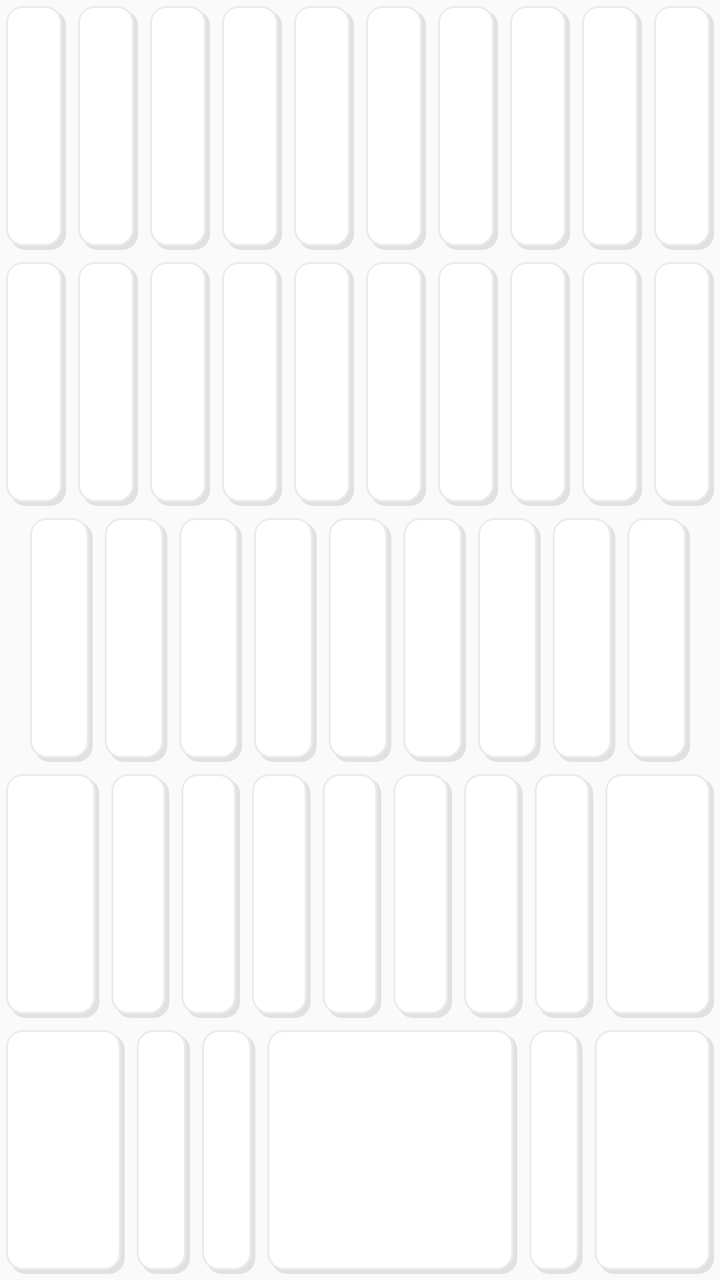
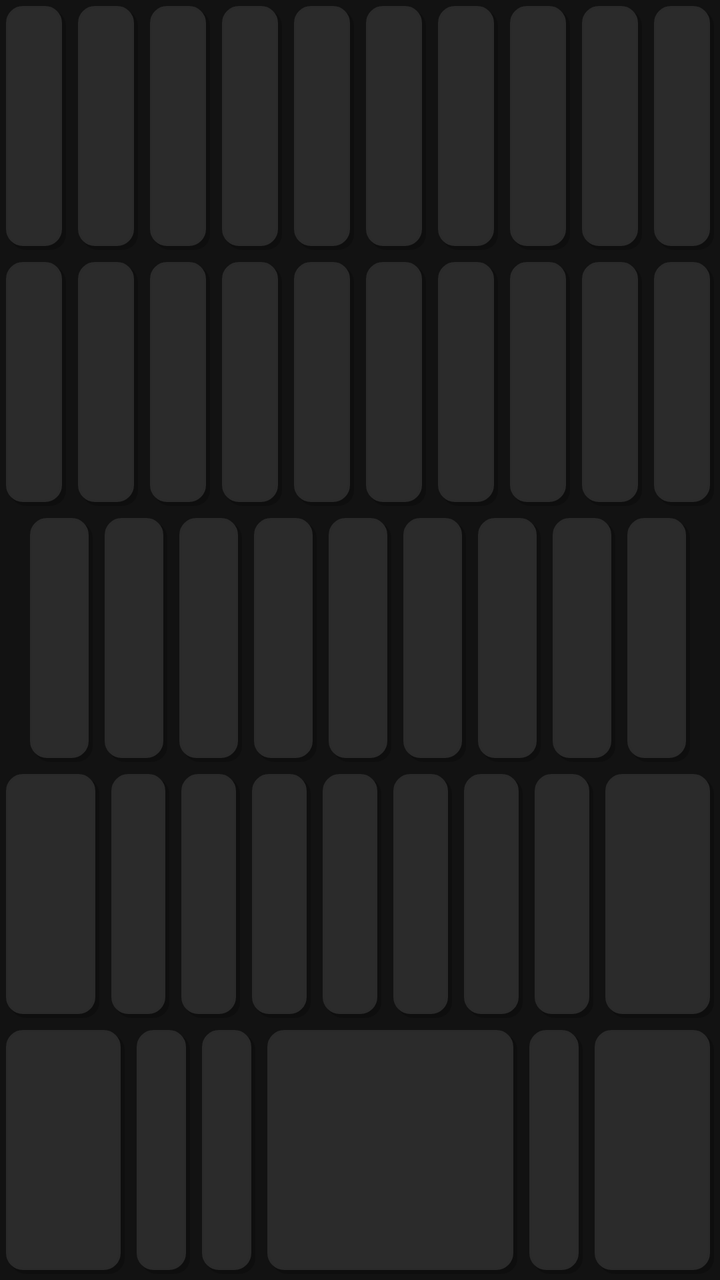

Compare the two renders of this Android layout. The source of the first and the diff that turns it into the second are given below.
<!-- AndroidManifest.xml: application theme Theme.MyApplication -->
<!-- res/layout/keyboard_action.xml -->
<?xml version="1.0" encoding="utf-8"?>
<LinearLayout xmlns:android="http://schemas.android.com/apk/res/android"
              android:orientation="vertical"
              android:layout_width="match_parent"
              android:layout_height="match_parent">
<LinearLayout
        android:id="@+id/numpad_line"
        android:layout_width="match_parent"
        android:layout_height="48dp"
        android:layout_weight="1"
        android:orientation="horizontal">
    <include
            layout="@layout/keyboard_item"
            android:id="@+id/action_key_1"
            android:layout_width="0dp"
            android:layout_height="match_parent"
            android:layout_weight="1">

    </include>
    <include
            layout="@layout/keyboard_item"
            android:id="@+id/action_key_2"
            android:layout_width="0dp"
            android:layout_height="match_parent"
            android:layout_weight="1">

    </include>
    <include
            layout="@layout/keyboard_item"
            android:id="@+id/action_key_3"
            android:layout_width="0dp"
            android:layout_height="match_parent"
            android:layout_weight="1">

    </include>
    <include
            layout="@layout/keyboard_item"
            android:id="@+id/action_key_4"
            android:layout_width="0dp"
            android:layout_height="match_parent"
            android:layout_weight="1">

    </include>
    <include
            layout="@layout/keyboard_item"
            android:id="@+id/action_key_5"
            android:layout_width="0dp"
            android:layout_height="match_parent"
            android:layout_weight="1">

    </include>
    <include
            layout="@layout/keyboard_item"
            android:id="@+id/action_key_6"
            android:layout_width="0dp"
            android:layout_height="match_parent"
            android:layout_weight="1">

    </include>
    <include
            layout="@layout/keyboard_item"
            android:id="@+id/action_key_7"
            android:layout_width="0dp"
            android:layout_height="match_parent"
            android:layout_weight="1">

    </include>
    <include
            layout="@layout/keyboard_item"
            android:id="@+id/action_key_8"
            android:layout_width="0dp"
            android:layout_height="match_parent"
            android:layout_weight="1">

    </include>
    <include
            layout="@layout/keyboard_item"
            android:id="@+id/action_key_9"
            android:layout_width="0dp"
            android:layout_height="match_parent"
            android:layout_weight="1">
    </include>
    <include
            layout="@layout/keyboard_item"
            android:id="@+id/action_key_0"
            android:layout_width="0dp"
            android:layout_height="match_parent"
            android:layout_weight="1">
    </include>
</LinearLayout>
<LinearLayout
        android:id="@+id/first_line"
        android:layout_width="match_parent"
        android:layout_height="48dp"
        android:layout_weight="1"
        android:orientation="horizontal">
    <include
            layout="@layout/keyboard_item"
            android:id="@+id/action_key_q"
            android:layout_width="0dp"
            android:layout_height="match_parent"
            android:layout_weight="1">

    </include>
    <include
            layout="@layout/keyboard_item"
            android:id="@+id/action_key_w"
            android:layout_width="0dp"
            android:layout_height="match_parent"
            android:layout_weight="1">

    </include>
    <include
            layout="@layout/keyboard_item"
            android:id="@+id/action_key_e"
            android:layout_width="0dp"
            android:layout_height="match_parent"
            android:layout_weight="1">

    </include>
    <include
            layout="@layout/keyboard_item"
            android:id="@+id/action_key_r"
            android:layout_width="0dp"
            android:layout_height="match_parent"
            android:layout_weight="1">

    </include>
    <include
            layout="@layout/keyboard_item"
            android:id="@+id/action_key_t"
            android:layout_width="0dp"
            android:layout_height="match_parent"
            android:layout_weight="1">

    </include>
    <include
            layout="@layout/keyboard_item"
            android:id="@+id/action_key_y"
            android:layout_width="0dp"
            android:layout_height="match_parent"
            android:layout_weight="1">

    </include>
    <include
            layout="@layout/keyboard_item"
            android:id="@+id/action_key_u"
            android:layout_width="0dp"
            android:layout_height="match_parent"
            android:layout_weight="1">

    </include>
    <include
            layout="@layout/keyboard_item"
            android:id="@+id/action_key_i"
            android:layout_width="0dp"
            android:layout_height="match_parent"
            android:layout_weight="1">

    </include>
    <include
            layout="@layout/keyboard_item"
            android:id="@+id/action_key_o"
            android:layout_width="0dp"
            android:layout_height="match_parent"
            android:layout_weight="1">

    </include>
    <include
            layout="@layout/keyboard_item"
            android:id="@+id/action_key_p"
            android:layout_width="0dp"
            android:layout_height="match_parent"
            android:layout_weight="1"/>

</LinearLayout>
<LinearLayout
        android:id="@+id/second_line"
        android:layout_width="match_parent"
        android:layout_height="48dp"
        android:layout_weight="1"
        android:paddingLeft="12dp"
        android:paddingRight="12dp"
        android:orientation="horizontal">
    <include
            layout="@layout/keyboard_item"
            android:id="@+id/action_key_a"
            android:layout_width="0dp"
            android:layout_height="match_parent"
            android:layout_weight="1"/>
    <include
            layout="@layout/keyboard_item"
            android:id="@+id/action_key_s"
            android:layout_width="0dp"
            android:layout_height="match_parent"
            android:layout_weight="1"/>
    <include
            layout="@layout/keyboard_item"
            android:id="@+id/action_key_d"
            android:layout_width="0dp"
            android:layout_height="match_parent"
            android:layout_weight="1"/>
    <include
            layout="@layout/keyboard_item"
            android:id="@+id/action_key_f"
            android:layout_width="0dp"
            android:layout_height="match_parent"
            android:layout_weight="1"/>
    <include
            layout="@layout/keyboard_item"
            android:id="@+id/action_key_g"
            android:layout_width="0dp"
            android:layout_height="match_parent"
            android:layout_weight="1"/>
    <include
            layout="@layout/keyboard_item"
            android:id="@+id/action_key_h"
            android:layout_width="0dp"
            android:layout_height="match_parent"
            android:layout_weight="1"/>
    <include
            layout="@layout/keyboard_item"
            android:id="@+id/action_key_j"
            android:layout_width="0dp"
            android:layout_height="match_parent"
            android:layout_weight="1"/>
    <include
            layout="@layout/keyboard_item"
            android:id="@+id/action_key_k"
            android:layout_width="0dp"
            android:layout_height="match_parent"
            android:layout_weight="1"/>
    <include
            layout="@layout/keyboard_item"
            android:id="@+id/action_key_l"
            android:layout_width="0dp"
            android:layout_height="match_parent"
            android:layout_weight="1"/>
</LinearLayout>
<LinearLayout
        android:id="@+id/third_line"
        android:layout_width="match_parent"
        android:layout_height="48dp"
        android:layout_weight="1"
        android:orientation="horizontal">
    <include
            layout="@layout/keyboard_item"
            android:id="@+id/action_key_caps"
            android:layout_width="0dp"
            android:layout_height="match_parent"
            android:layout_weight="1.5"/>
    <include
            layout="@layout/keyboard_item"
            android:id="@+id/action_key_z"
            android:layout_width="0dp"
            android:layout_height="match_parent"
            android:layout_weight="1"/>
    <include
            layout="@layout/keyboard_item"
            android:id="@+id/action_key_x"
            android:layout_width="0dp"
            android:layout_height="match_parent"
            android:layout_weight="1"/>
    <include
            layout="@layout/keyboard_item"
            android:id="@+id/action_key_c"
            android:layout_width="0dp"
            android:layout_height="match_parent"
            android:layout_weight="1"/>
    <include
            layout="@layout/keyboard_item"
            android:id="@+id/action_key_v"
            android:layout_width="0dp"
            android:layout_height="match_parent"
            android:layout_weight="1"/>
    <include
            layout="@layout/keyboard_item"
            android:id="@+id/action_key_b"
            android:layout_width="0dp"
            android:layout_height="match_parent"
            android:layout_weight="1"/>
    <include
            layout="@layout/keyboard_item"
            android:id="@+id/action_key_n"
            android:layout_width="0dp"
            android:layout_height="match_parent"
            android:layout_weight="1"/>
    <include
            layout="@layout/keyboard_item"
            android:id="@+id/action_key_m"
            android:layout_width="0dp"
            android:layout_height="match_parent"
            android:layout_weight="1"/>
    <include
            layout="@layout/keyboard_item"
            android:id="@+id/action_key_del"
            android:layout_width="0dp"
            android:layout_height="match_parent"
            android:layout_weight="1.7"/>
</LinearLayout>
<LinearLayout
        android:id="@+id/fourth_line"
        android:layout_width="match_parent"
        android:layout_height="48dp"
        android:layout_weight="1"
        android:orientation="horizontal">
    <include
            layout="@layout/keyboard_item"
            android:id="@+id/action_key_simbols"
            android:layout_width="0dp"
            android:layout_height="match_parent"
            android:layout_weight="2"/>
    <include
            layout="@layout/keyboard_item"
            android:id="@+id/action_key_mode_change"
            android:layout_width="0dp"
            android:layout_height="match_parent"
            android:layout_weight="1"/>
    <include
            layout="@layout/keyboard_item"
            android:id="@+id/action_key_rest"
            android:layout_width="0dp"
            android:layout_height="match_parent"
            android:layout_weight="1"/>
    <include
            layout="@layout/keyboard_item"
            android:id="@+id/action_key_space"
            android:layout_width="0dp"
            android:layout_height="match_parent"
            android:layout_weight="4"/>
    <include
            layout="@layout/keyboard_item"
            android:id="@+id/action_key_dot"
            android:layout_width="0dp"
            android:layout_height="match_parent"
            android:layout_weight="1"/>
    <include
            layout="@layout/keyboard_item"
            android:id="@+id/action_key_enter"
            android:layout_width="0dp"
            android:layout_height="match_parent"
            android:layout_weight="2"/>
</LinearLayout>

</LinearLayout>
<!-- res/layout/keyboard_item.xml (included above) -->
<?xml version="1.0" encoding="utf-8"?>
<androidx.constraintlayout.widget.ConstraintLayout xmlns:android="http://schemas.android.com/apk/res/android"
                                                   android:layout_width="match_parent"
                                                   android:layout_height="match_parent"
                                                   xmlns:app="http://schemas.android.com/apk/res-auto">
    <TextView
            android:id="@+id/text_long_click"
            android:layout_width="wrap_content"
            android:layout_height="wrap_content"
            app:layout_constraintTop_toTopOf="parent"
            app:layout_constraintRight_toRightOf="parent"
            android:textSize="8sp"
            android:padding="8dp"
            android:text="."/>
    <Button
            android:id="@+id/key_button"
            android:layout_width="match_parent"
            android:layout_height="match_parent"
            android:layout_marginTop="3dp"
            android:layout_marginBottom="3dp"
            android:layout_marginRight="3dp"
            android:layout_marginLeft="3dp"
            android:duplicateParentState="true"
            android:longClickable="true"
            android:textColor="@color/keyboardText"
            android:textSize="16sp"
            android:textStyle="bold"
            android:background="@drawable/key_background"/>
    <ImageView
            android:id="@+id/spacial_key"
            android:layout_width="match_parent"
            android:layout_height="match_parent"
            android:layout_marginTop="4dp"
            android:layout_marginBottom="2dp"
            android:layout_marginRight="4dp"
            android:layout_marginLeft="2dp"
            android:duplicateParentState="true"
            android:longClickable="true"
            android:scaleType="centerInside"
            android:visibility="gone"/>


</androidx.constraintlayout.widget.ConstraintLayout>
<!-- resources referenced by this layout -->
<resources>
  <color name="keyboardText">#FF212529</color>
  <!-- drawable key_background (drawable) -->
  <?xml version="1.0" encoding="utf-8"?>
  <selector xmlns:android="http://schemas.android.com/apk/res/android">
      <item android:state_pressed="true"
            android:drawable="@drawable/pressed" />
      <item android:state_focused="true"
            android:drawable="@drawable/pressed" />
      <item android:drawable="@drawable/normal" />
  </selector>
  <style name="Theme.MyApplication" parent="android:Theme.Material.Light.NoActionBar" />
  <!-- drawable pressed (drawable) -->
  <?xml version="1.0" encoding="utf-8"?>
  <layer-list xmlns:android="http://schemas.android.com/apk/res/android">
      
      <item android:top="1dp" android:left="1dp">
          <shape android:shape="rectangle">
              <corners android:radius="8dp"/>
              <solid android:color="#0A000000"/>
          </shape>
      </item>
      
      <item android:bottom="1dp" android:right="1dp">
          <shape android:shape="rectangle">
              <corners android:radius="8dp"/>
              <solid android:color="@color/keyboardAccent"/>
              <stroke android:width="1dp" android:color="@color/keyboardAccentPressed"/>
          </shape>
      </item>
  </layer-list>
  <!-- drawable normal (drawable) -->
  <?xml version="1.0" encoding="utf-8"?>
  <layer-list xmlns:android="http://schemas.android.com/apk/res/android">
      
      <item android:top="2dp" android:left="2dp">
          <shape android:shape="rectangle">
              <corners android:radius="8dp"/>
              <solid android:color="#1A000000"/>
          </shape>
      </item>
      
      <item android:bottom="2dp" android:right="2dp">
          <shape android:shape="rectangle">
              <corners android:radius="8dp"/>
              <solid android:color="@color/white"/>
              <stroke android:width="1dp" android:color="@color/keyboardBoarder"/>
          </shape>
      </item>
  </layer-list>
  <color name="keyboardAccent">#FF0D6EFD</color>
  <color name="keyboardAccentPressed">#FF0B5ED7</color>
  <color name="white">#FFFFFFFF</color>
  <color name="keyboardBoarder">#FFE9ECEF</color>
</resources>

<!-- the commit's change to res/layout/keyboard_action.xml (unified diff, before → after) -->
@@ -2,7 +2,8 @@
 <LinearLayout xmlns:android="http://schemas.android.com/apk/res/android"
               android:orientation="vertical"
               android:layout_width="match_parent"
-              android:layout_height="match_parent">
+              android:layout_height="match_parent"
+              android:background="@color/keyboardBackground">
 <LinearLayout
         android:id="@+id/numpad_line"
         android:layout_width="match_parent"
<!-- resource entries referenced after the edit -->
@@ -1,6 +1,7 @@
 <!-- resources referenced by this layout -->
 <resources>
-  <color name="keyboardText">#FF212529</color>
+  <color name="keyboardBackground">#FF121212</color>
+  <color name="keyboardText">#FFECECEC</color>
   <!-- drawable key_background (drawable) -->
   <?xml version="1.0" encoding="utf-8"?>
   <selector xmlns:android="http://schemas.android.com/apk/res/android">
@@ -18,15 +19,15 @@
       <item android:top="1dp" android:left="1dp">
           <shape android:shape="rectangle">
               <corners android:radius="8dp"/>
-              <solid android:color="#0A000000"/>
+              <solid android:color="#22000000"/>
           </shape>
       </item>
       
       <item android:bottom="1dp" android:right="1dp">
           <shape android:shape="rectangle">
               <corners android:radius="8dp"/>
-              <solid android:color="@color/keyboardAccent"/>
-              <stroke android:width="1dp" android:color="@color/keyboardAccentPressed"/>
+              <solid android:color="#FF3C3C3C"/>
+              <stroke android:width="1dp" android:color="@color/keyboardPressed"/>
           </shape>
       </item>
   </layer-list>
@@ -37,21 +38,19 @@
       <item android:top="2dp" android:left="2dp">
           <shape android:shape="rectangle">
               <corners android:radius="8dp"/>
-              <solid android:color="#1A000000"/>
+              <solid android:color="#33000000"/>
           </shape>
       </item>
       
       <item android:bottom="2dp" android:right="2dp">
           <shape android:shape="rectangle">
               <corners android:radius="8dp"/>
-              <solid android:color="@color/white"/>
+              <solid android:color="#FF2B2B2B"/>
               <stroke android:width="1dp" android:color="@color/keyboardBoarder"/>
           </shape>
       </item>
   </layer-list>
-  <color name="keyboardAccent">#FF0D6EFD</color>
-  <color name="keyboardAccentPressed">#FF0B5ED7</color>
-  <color name="white">#FFFFFFFF</color>
-  <color name="keyboardBoarder">#FFE9ECEF</color>
+  <color name="keyboardPressed">#FF3A3A3A</color>
+  <color name="keyboardBoarder">#FF2A2A2A</color>
 </resources>
 
